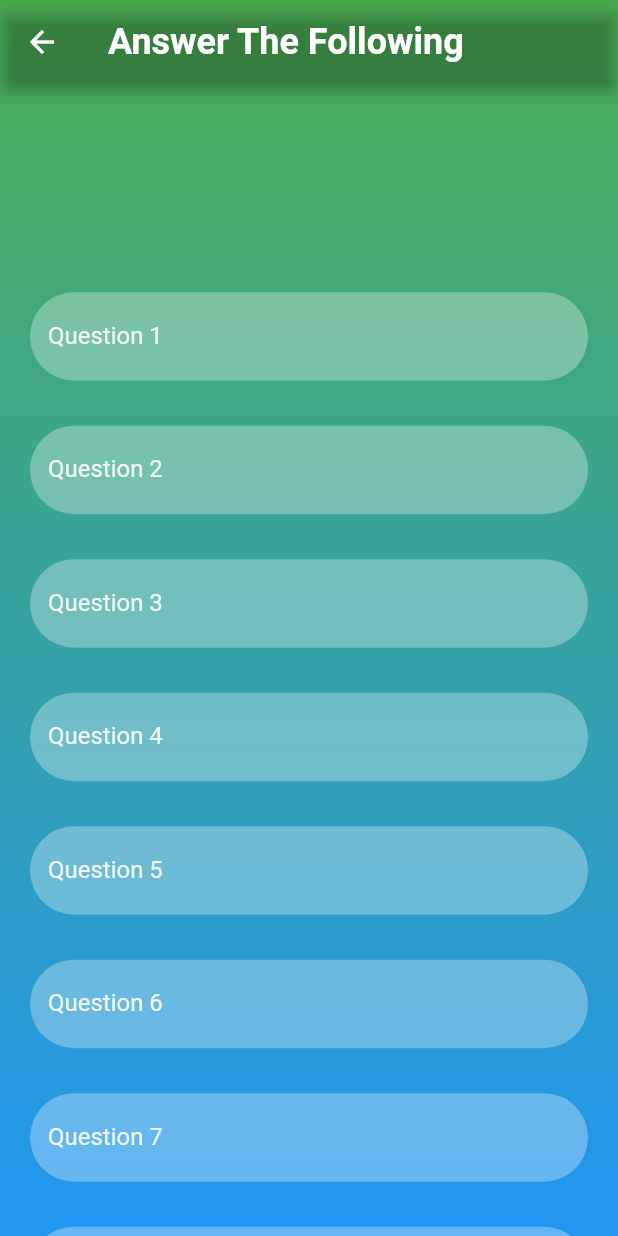
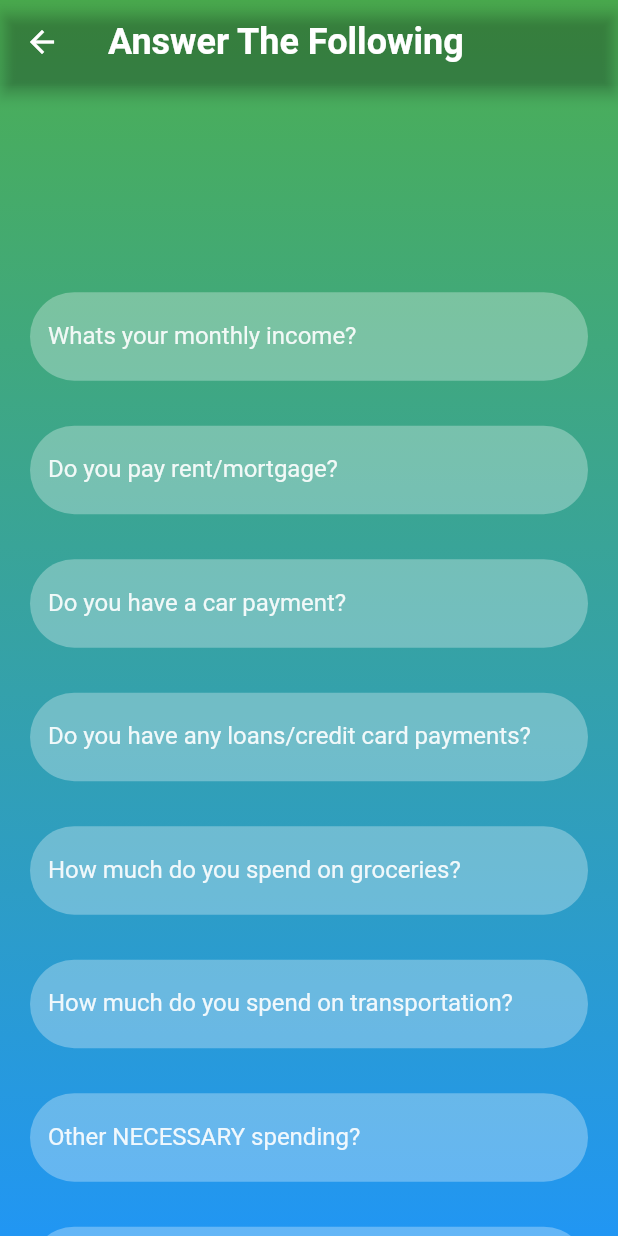
Before and after one commit to CSCI150-LAB01/Budget_Me, a Flutter app: the QuestionsScreen screen opened directly, on a phone screen of 412 x 824 dp. Run offline on Flutter 3.47's test engine with Material 2 defaults, Android fonts, the phone set to English and light mode, and no system bars; our stand-ins replace firebase_auth, firebase_core; accounts and stored records are empty.

Commit message:
Updated actual questions / added homescreenbutton

```diff
--- a/budgetme_flutter/lib/screens/Questions_screen.dart
+++ b/budgetme_flutter/lib/screens/Questions_screen.dart
@@ -43,25 +43,29 @@ class _QuestionsScreen extends State<QuestionsScreen> {
           child: Column(
             children: <Widget>[
               const SizedBox(height:30,),//Buffer spaces
-              questions("Question 1"),
+              questions("Whats your monthly income?"),
               const SizedBox(height:30,),//Buffer spaces
-              questions("Question 2"),
+              questions("Do you pay rent/mortgage?"),
               const SizedBox(height:30,),//Buffer spaces
-              questions("Question 3"),
+              questions("Do you have a car payment?"),
               const SizedBox(height:30,),//Buffer spaces
-              questions("Question 4"),
+              questions("Do you have any loans/credit card payments?"),
               const SizedBox(height:30,),//Buffer spaces
-              questions("Question 5"),
+              questions("How much do you spend on groceries?"),
               const SizedBox(height:30,),//Buffer spaces
-              questions("Question 6"),
+              questions("How much do you spend on transportation?"),
               const SizedBox(height:30,),//Buffer spaces
-              questions("Question 7"),
+              questions("Other NECESSARY spending?"),
+              //Add a text field above to demonstarte how we want them to respond
               const SizedBox(height:30,),//Buffer spaces
-              questions("Question 8"),
+              questions("How much do you hope to save per month?"),
               const SizedBox(height:30,),//Buffer spaces
-              questions("Question 9"),
+              questions("How much do you spend on leisure per month?"),
+              //End of Questions
               const SizedBox(height:30,),//Buffer spaces
-              questions("Question 10"),
+              confirmButton(context, (){
+                Navigator.push(context,MaterialPageRoute(builder: (context) => HomeScreen()));
+              })//confirm button
             ],
           ),
         ),
```
